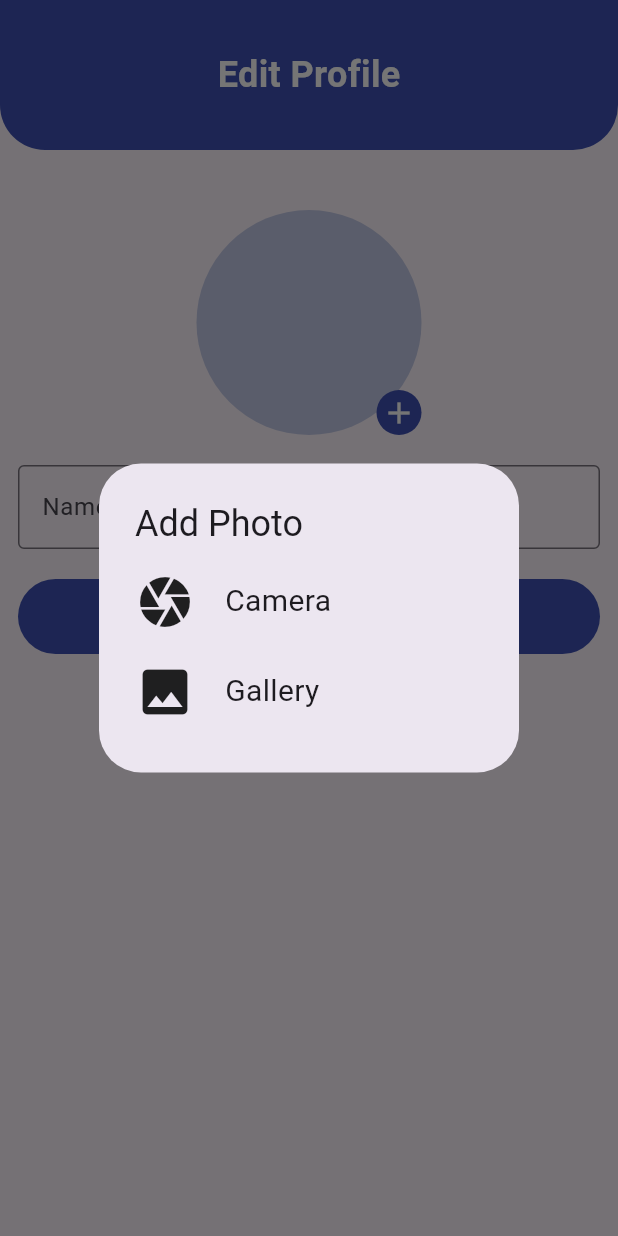
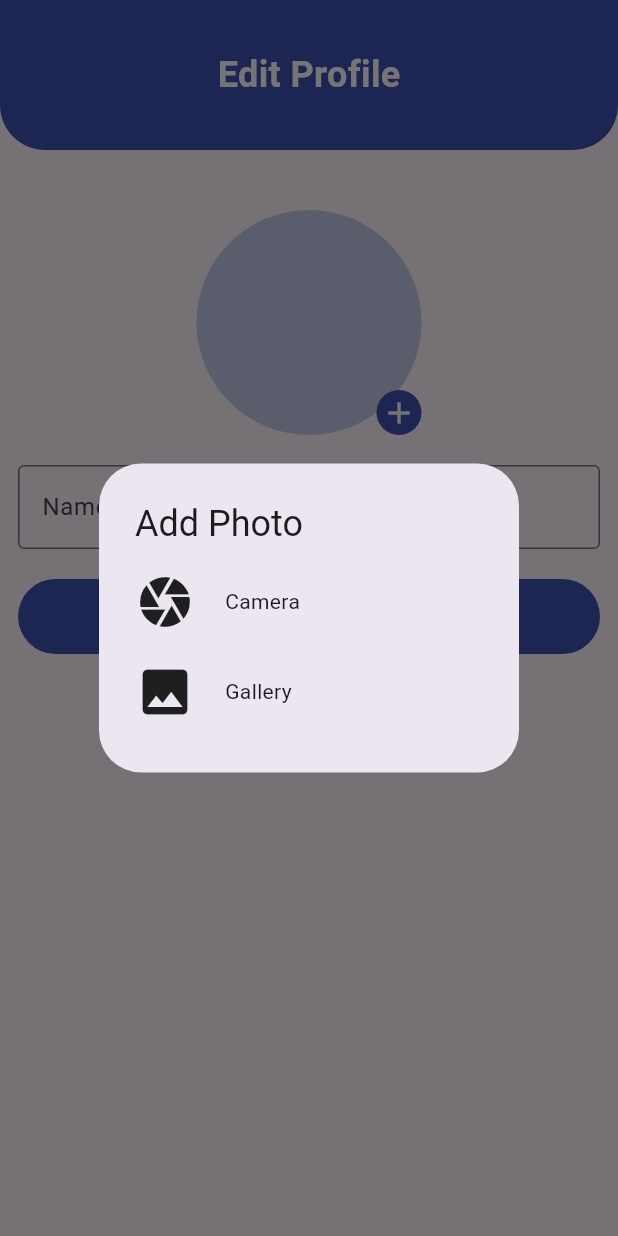
Before and after one commit to Khuzaifa17/ToDo-App, a Flutter app: the EditScreen screen opened directly with empty values, after a tap on the "add" icon, on a phone screen of 412 x 824 dp. Run offline on Flutter 3.47's test engine with Material 3 defaults, Android fonts, the phone set to English and light mode, and no system bars; our stand-ins replace anim_search_bar, cloud_firestore, firebase_auth, firebase_core, firebase_storage, image_picker; accounts and stored records are empty; network calls fail.

Commit message:
todo app

```diff
--- a/lib/Screens/EditScreen.dart
+++ b/lib/Screens/EditScreen.dart
@@ -3,7 +3,7 @@ import 'package:firebase_storage/firebase_storage.dart';
 import 'package:flutter/material.dart';
 import 'package:flutter_application_1/Custom/Widgets.dart';
 import 'package:flutter_application_1/Models/user_entity.dart';
-import 'package:image_picker/image_picker.dart';
+import 'package:flutter_application_1/Utils/ImageUtils.dart';
 
 class EditScreen extends StatefulWidget {
   final UserEntity? updateUserEntity;
@@ -20,6 +20,7 @@ class _EditScreenState extends State<EditScreen> {
   final _formkey = GlobalKey<FormState>();
   File? pickimage;
   String? getProfileUrl;
+  String? isLoading;
   @override
   Widget build(BuildContext context) {
     return SafeArea(
@@ -42,12 +43,16 @@ class _EditScreenState extends State<EditScreen> {
                                   image: FileImage(
                                     pickimage!,
                                   ),
-                                  fit: BoxFit.fill),
+                                  fit: BoxFit.cover),
                               borderRadius: BorderRadius.circular(150),
                               color: Colors.indigo.shade100),
                           child: InkWell(
                             onTap: () {
-                              button();
+                              DialogUtil.showImagePickerDialog(
+                                  context,
+                                  (File? Image) => setState(() {
+                                        pickimage = Image;
+                                      }));
                             },
                             child: Align(
                               alignment: Alignment.bottomRight,
@@ -73,12 +78,17 @@ class _EditScreenState extends State<EditScreen> {
                               decoration: BoxDecoration(
                                   borderRadius: BorderRadius.circular(150),
                                   image: DecorationImage(
+                                      fit: BoxFit.cover,
                                       image: NetworkImage(widget
                                           .updateUserEntity!.profileImage!)),
                                   color: Colors.indigo.shade100),
                               child: InkWell(
                                 onTap: () {
-                                  button();
+                                  DialogUtil.showImagePickerDialog(
+                                      context,
+                                      (File? Image) => setState(() {
+                                            pickimage = Image;
+                                          }));
                                 },
                                 child: Align(
                                   alignment: Alignment.bottomRight,
@@ -105,7 +115,11 @@ class _EditScreenState extends State<EditScreen> {
                                   color: Colors.indigo.shade100),
                               child: InkWell(
                                 onTap: () {
-                                  button();
+                                  DialogUtil.showImagePickerDialog(
+                                      context,
+                                      (File? Image) => setState(() {
+                                            pickimage = Image;
+                                          }));
                                 },
                                 child: Align(
                                   alignment: Alignment.bottomRight,
@@ -144,22 +158,30 @@ class _EditScreenState extends State<EditScreen> {
                         const SizedBox(
                           height: 20,
                         ),
-                        CustomButton(
-                          text: "Update",
+                        isLoading != null
+                            ? CircularProgressIndicator()
+                            : CustomButton(
+                                text: widget.updateUserEntity != null
+                                    ? "Update"
+                                    : "Add",
                                 onpressed: () async {
                                   try {
                                     if (pickimage != null) {
                                       await FirebaseStorage.instance
                                           .ref("Profile_Image")
-                                    .child(widget.updateUserEntity!.userId!)
+                                          .child(
+                                              widget.updateUserEntity!.userId!)
                                           .putFile(pickimage!);
-                                getProfileUrl = await FirebaseStorage.instance
+                                      getProfileUrl = await FirebaseStorage
+                                          .instance
                                           .ref("Profile_Image")
-                                    .child(widget.updateUserEntity!.userId!)
+                                          .child(
+                                              widget.updateUserEntity!.userId!)
                                           .getDownloadURL();
                                     }
                                     await UserEntity.doc(
-                                      userId: widget.updateUserEntity!.userId!)
+                                            userId: widget
+                                                .updateUserEntity!.userId!)
                                         .update({
                                       "profileImage": getProfileUrl ??
                                           widget.updateUserEntity!.profileImage,
@@ -187,73 +209,4 @@ class _EditScreenState extends State<EditScreen> {
       ),
     );
   }
-
-  getImage(ImageSource source) async {
-    final imagePicker = await ImagePicker().pickImage(source: source);
-    setState(() {
-      if (imagePicker != null) {
-        pickimage = File(imagePicker.path);
 }
-    });
-  }
-
-  button() {
-    return showDialog(
-      context: context,
-      builder: (context) {
-        return AlertDialog(
-            title: const Text("Add Photo"),
-            content: Container(
-              height: 110,
-              width: 200,
-              decoration: BoxDecoration(
-                borderRadius: BorderRadius.circular(30),
-              ),
-              child: Column(
-                children: [
-                  InkWell(
-                    onTap: () {
-                      getImage(ImageSource.camera);
-                      Navigator.pop(context);
-                    },
-                    child: Row(
-                      children: [
-                        const Icon(
-                          Icons.camera,
-                          size: 40,
-                        ),
-                        const SizedBox(
-                          width: 20,
-                        ),
-                        SmallText(text: "Camera")
-                      ],
-                    ),
-                  ),
-                  const SizedBox(
-                    height: 20,
-                  ),
-                  InkWell(
-                    onTap: () {
-                      getImage(ImageSource.gallery);
-                      Navigator.pop(context);
-                    },
-                    child: Row(
-                      children: [
-                        const Icon(
-                          Icons.image,
-                          size: 40,
-                        ),
-                        const SizedBox(
-                          width: 20,
-                        ),
-                        SmallText(text: "Gallery"),
-                      ],
-                    ),
-                  ),
-                ],
-              ),
-            ));
-      },
-    );
-  }
-}
```
Also changed, not shown: lib/Screens/AddData.dart (+6 -56 lines). Lines whose indentation alone changed are shown as unchanged.
